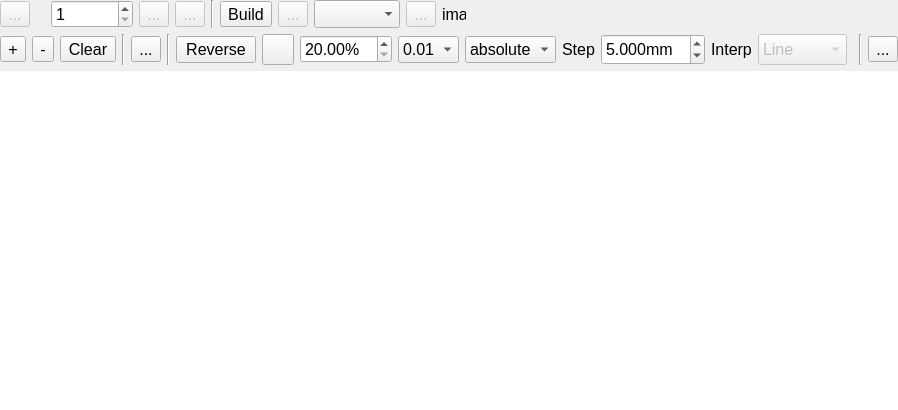
Above: source/wnd/ui/motionedit.ui from ww4u/megarobostudio before the change. Below: the same form after it.
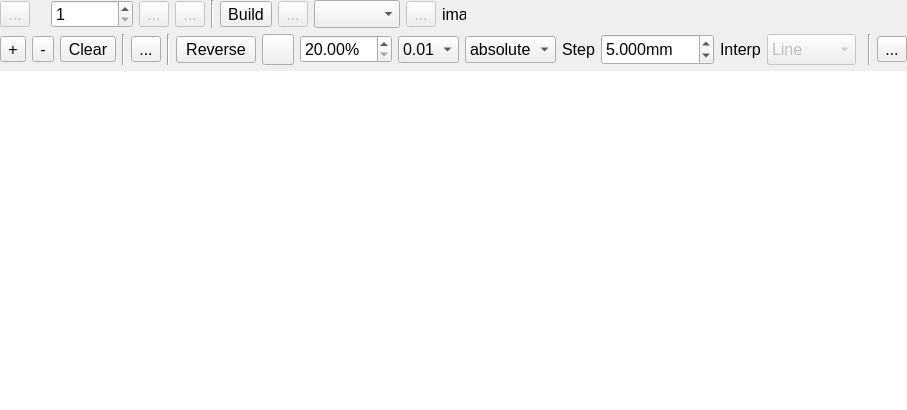
That is the form after the change. Icons and pictures are not drawn. Custom widgets are drawn as their Qt base class.

```diff
--- a/source/wnd/ui/motionedit.ui
+++ b/source/wnd/ui/motionedit.ui
@@ -505,7 +505,7 @@
         <double>0.010000000000000</double>
        </property>
        <property name="maximum">
-        <double>20.000000000000000</double>
+        <double>100.000000000000000</double>
        </property>
        <property name="value">
         <double>5.000000000000000</double>
```
